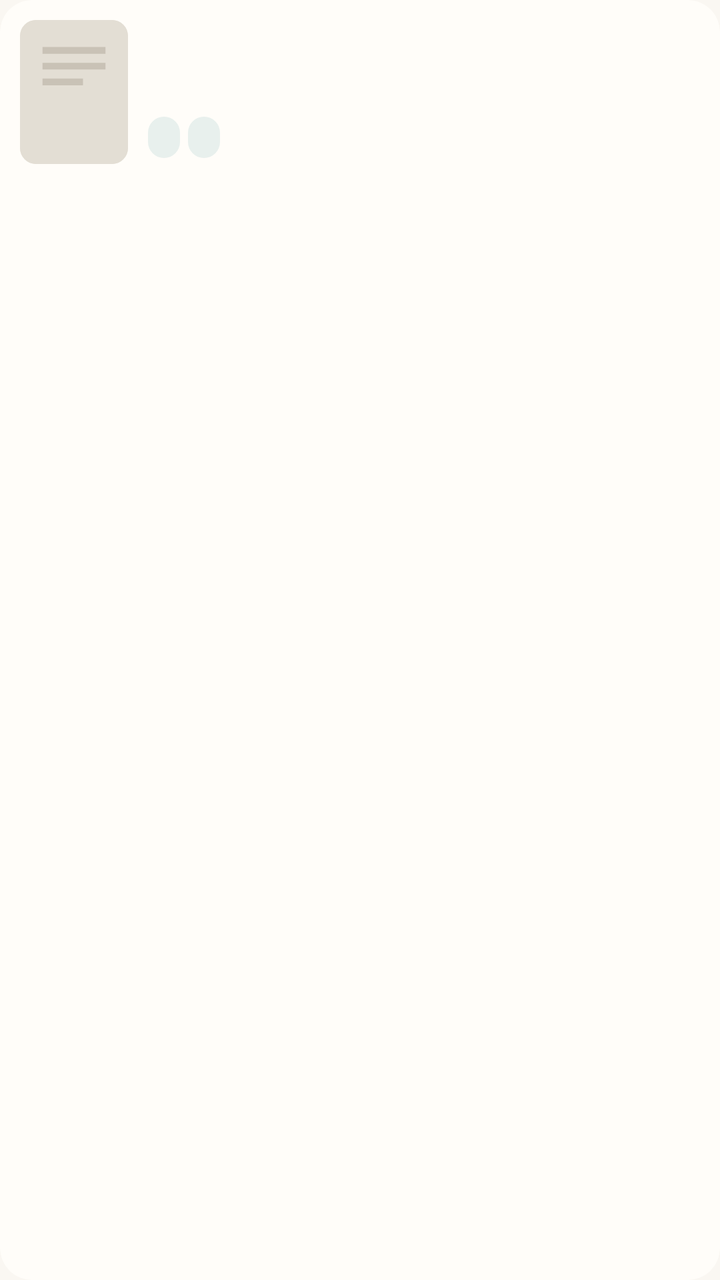
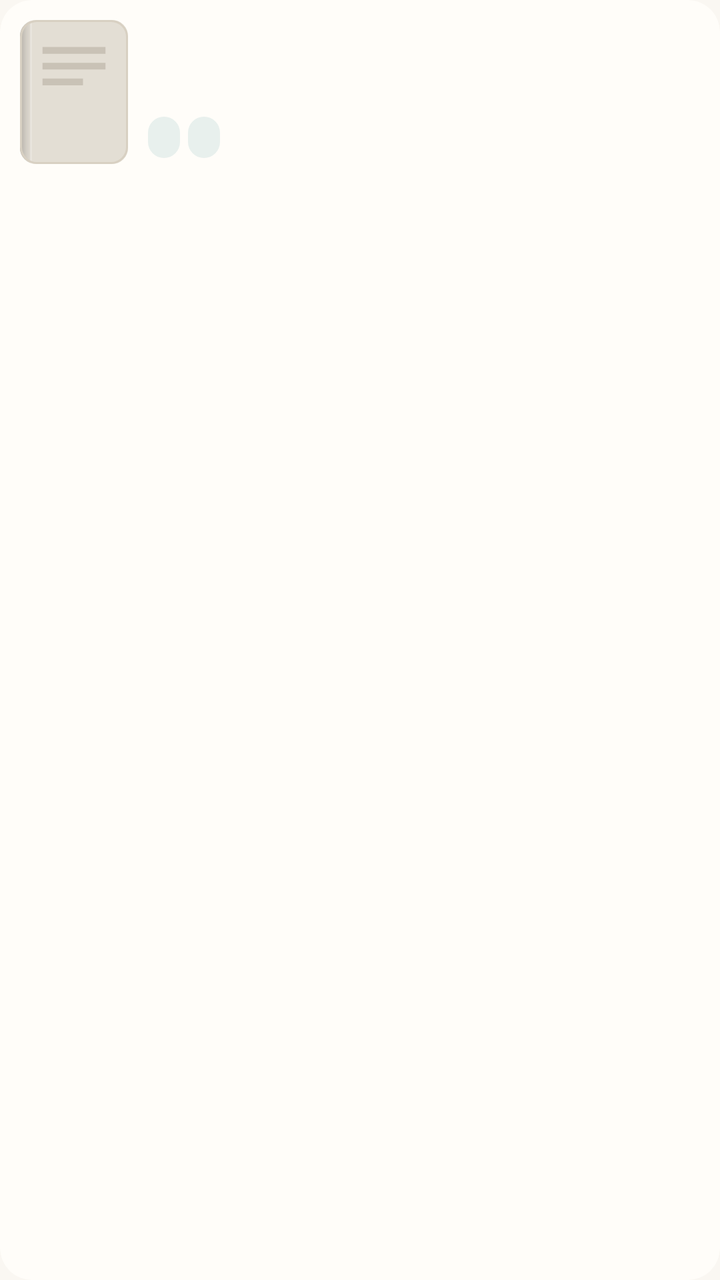

Screens rendered from an Android XML layout before and after an edit, with the pre-edit source and the edit as a unified diff.
<!-- AndroidManifest.xml: application theme Theme.Bookshelf -->
<!-- res/layout/item_book.xml -->
<?xml version="1.0" encoding="utf-8"?>
<androidx.cardview.widget.CardView xmlns:android="http://schemas.android.com/apk/res/android"
    xmlns:app="http://schemas.android.com/apk/res-auto"
    style="@style/Widget.Bookshelf.Card"
    android:layout_width="match_parent"
    android:layout_height="wrap_content"
    android:layout_marginHorizontal="@dimen/page_padding_list"
    android:layout_marginVertical="2dp"
    android:foreground="?attr/selectableItemBackground">

    <LinearLayout
        android:layout_width="match_parent"
        android:layout_height="wrap_content"
        android:orientation="horizontal"
        android:gravity="center_vertical"
        android:padding="10dp">

        <ImageView
            android:id="@+id/iv_cover"
            android:layout_width="54dp"
            android:layout_height="72dp"
            android:background="@drawable/bg_cover"
            android:clipToOutline="true"
            android:foreground="@drawable/bg_cover_stroke"
            android:importantForAccessibility="no"
            android:scaleType="centerCrop"
            android:src="@drawable/ic_cover_placeholder" />

        <LinearLayout
            android:layout_width="0dp"
            android:layout_height="wrap_content"
            android:layout_weight="1"
            android:layout_marginStart="10dp"
            android:orientation="vertical">

            <TextView
                android:id="@+id/tv_title"
                android:layout_width="match_parent"
                android:layout_height="wrap_content"
                android:textSize="@dimen/text_headline"
                android:fontFamily="serif"
                android:includeFontPadding="false"
                android:letterSpacing="0.02"
                android:textColor="?attr/on_surface"
                android:maxLines="2"
                android:ellipsize="end" />

            <TextView
                android:id="@+id/tv_author"
                android:layout_width="match_parent"
                android:layout_height="wrap_content"
                android:layout_marginTop="2dp"
                android:textSize="@dimen/text_body_small"
                android:textColor="?attr/on_surface_variant"
                android:maxLines="1"
                android:ellipsize="end" />

            <LinearLayout
                android:layout_width="match_parent"
                android:layout_height="wrap_content"
                android:layout_marginTop="6dp"
                android:orientation="horizontal">

                <TextView
                    android:id="@+id/tv_location"
                    android:layout_width="wrap_content"
                    android:layout_height="wrap_content"
                    android:background="@drawable/bg_chip"
                    android:paddingHorizontal="@dimen/space_sm"
                    android:paddingVertical="3dp"
                    android:textSize="@dimen/text_caption"
                    android:textColor="?attr/on_primary_container" />

                <TextView
                    android:id="@+id/tv_stock"
                    android:layout_width="wrap_content"
                    android:layout_height="wrap_content"
                    android:layout_marginStart="@dimen/space_xs"
                    android:background="@drawable/bg_chip"
                    android:paddingHorizontal="@dimen/space_sm"
                    android:paddingVertical="3dp"
                    android:textSize="@dimen/text_caption"
                    android:textColor="?attr/on_primary_container" />
            </LinearLayout>

            
            <LinearLayout
                android:id="@+id/tags_row"
                android:layout_width="match_parent"
                android:layout_height="wrap_content"
                android:layout_marginTop="@dimen/space_xs"
                android:orientation="horizontal"
                android:visibility="gone" />
        </LinearLayout>

        <TextView
            android:id="@+id/tv_rating"
            android:layout_width="wrap_content"
            android:layout_height="wrap_content"
            android:layout_marginStart="@dimen/space_sm"
            android:textSize="@dimen/text_body_small"
            android:textColor="?attr/accent_text" />
    </LinearLayout>
</androidx.cardview.widget.CardView>
<!-- resources referenced by this layout -->
<resources>
  <dimen name="page_padding_list">12dp</dimen>
  <dimen name="space_sm">8dp</dimen>
  <dimen name="space_xs">4dp</dimen>
  <dimen name="text_body_small">13sp</dimen>
  <dimen name="text_caption">11sp</dimen>
  <dimen name="text_headline">17sp</dimen>
  <dimen name="radius_sm">8dp</dimen>
  <color name="cover_placeholder_bg">#E9E3D8</color>
  <dimen name="card_corner">16dp</dimen>
  <color name="primary">#2E6E5C</color>
  <color name="primary_dark">#1F4D40</color>
  <color name="accent">#C08A3E</color>
  <color name="chip_bg">#E8F0ED</color>
  <color name="green_container">#E6F0EC</color>
  <color name="green_on_container">#1C4A3E</color>
  <color name="green_page">#FAF7F2</color>
  <color name="green_surface">#FFFDF9</color>
  <color name="green_surface_dim">#F3EEE6</color>
  <color name="green_outline">#E6E0D5</color>
  <color name="green_outline_strong">#D8D0C2</color>
  <color name="bg_page">#FAF7F2</color>
  <color name="surface">#FFFDF9</color>
  <color name="surface_dim">#F4F0E9</color>
  <color name="outline">#E6E0D5</color>
  <color name="outline_strong">#CFC5B4</color>
  <color name="text_main">#2B2B2B</color>
  <color name="text_sub">#6B6660</color>
  <color name="accent_text">#8A5A1A</color>
  <style name="Widget.Bookshelf.ChipGroup" parent="Widget.Material3.ChipGroup">
          <item name="chipSpacingHorizontal">8dp</item>
          <item name="chipSpacingVertical">4dp</item>
          <item name="singleLine">false</item>
      </style>
  <style name="ThemeOverlay.Bookshelf.BottomSheet" parent="ThemeOverlay.Material3.BottomSheetDialog">
          <item name="bottomSheetStyle">@style/Widget.Bookshelf.BottomSheet</item>
      </style>
  <style name="ShapeAppearance.Bookshelf.Medium" parent="ShapeAppearance.Material3.Corner.Medium">
          <item name="cornerSize">@dimen/radius_md</item>
      </style>
  <dimen name="radius_md">12dp</dimen>
  <style name="ShapeAppearance.Bookshelf.Pill" parent="ShapeAppearance.Material3.Corner.Full">
          <item name="cornerSize">50%</item>
      </style>
  <style name="Widget.Bookshelf.Button.Dialog" parent="Widget.Material3.Button.TextButton.Dialog">
          <item name="android:textSize">@dimen/text_body_small</item>
          <item name="android:textAllCaps">false</item>
      </style>
  <style name="ShapeAppearance.Bookshelf.Dialog" parent="ShapeAppearance.Material3.Corner.Large">
          <item name="cornerSize">@dimen/card_corner</item>
      </style>
  <dimen name="text_title_toolbar">16sp</dimen>
  <!-- unchanged entries left out for length: 16 -->
</resources>

<!-- the commit's change to res/layout/item_book.xml (unified diff, before → after) -->
@@ -15,16 +15,58 @@
         android:gravity="center_vertical"
         android:padding="10dp">
 
-        <ImageView
-            android:id="@+id/iv_cover"
+        <FrameLayout
+            android:id="@+id/cover_box"
             android:layout_width="54dp"
             android:layout_height="72dp"
             android:background="@drawable/bg_cover"
             android:clipToOutline="true"
-            android:foreground="@drawable/bg_cover_stroke"
-            android:importantForAccessibility="no"
-            android:scaleType="centerCrop"
-            android:src="@drawable/ic_cover_placeholder" />
+            android:foreground="@drawable/bg_cover_stroke">
+
+            <ImageView
+                android:id="@+id/iv_cover"
+                android:layout_width="match_parent"
+                android:layout_height="match_parent"
+                android:importantForAccessibility="no"
+                android:scaleType="centerCrop"
+                android:src="@drawable/ic_cover_placeholder" />
+
+            
+            <View
+                android:id="@+id/v_spine"
+                android:layout_width="6dp"
+                android:layout_height="match_parent"
+                android:layout_gravity="start"
+                android:background="@drawable/bg_book_spine" />
+
+            
+            <ProgressBar
+                android:id="@+id/pb_cover_progress"
+                style="?android:attr/progressBarStyleHorizontal"
+                android:layout_width="match_parent"
+                android:layout_height="2dp"
+                android:layout_gravity="bottom"
+                android:max="100"
+                android:progressBackgroundTint="@android:color/transparent"
+                android:progressDrawable="@drawable/progress_cover"
+                android:progressTint="?attr/colorPrimary"
+                android:visibility="gone" />
+
+            
+            <TextView
+                android:id="@+id/tv_progress_percent"
+                android:layout_width="wrap_content"
+                android:layout_height="wrap_content"
+                android:layout_gravity="bottom|end"
+                android:layout_marginEnd="3dp"
+                android:layout_marginBottom="5dp"
+                android:background="@drawable/bg_progress_badge"
+                android:paddingHorizontal="4dp"
+                android:paddingVertical="0dp"
+                android:textColor="#FFFFFF"
+                android:textSize="9sp"
+                android:visibility="gone" />
+        </FrameLayout>
 
         <LinearLayout
             android:layout_width="0dp"
<!-- resource entries referenced after the edit -->
@@ -6,6 +6,49 @@
   <dimen name="text_body_small">13sp</dimen>
   <dimen name="text_caption">11sp</dimen>
   <dimen name="text_headline">17sp</dimen>
+  <!-- drawable bg_book_spine (drawable) -->
+  <?xml version="1.0" encoding="utf-8"?>
+  <layer-list xmlns:android="http://schemas.android.com/apk/res/android">
+      <item>
+          <shape android:shape="rectangle">
+              <gradient
+                  android:angle="0"
+                  android:startColor="#33000000"
+                  android:centerColor="#14000000"
+                  android:endColor="#00000000" />
+          </shape>
+      </item>
+      <item
+          android:width="1dp"
+          android:gravity="end">
+          <shape android:shape="rectangle">
+              <solid android:color="#3DFFFFFF" />
+          </shape>
+      </item>
+  </layer-list>
+  <!-- drawable bg_progress_badge (drawable) -->
+  <?xml version="1.0" encoding="utf-8"?>
+  <shape xmlns:android="http://schemas.android.com/apk/res/android"
+      android:shape="rectangle">
+      <solid android:color="#CC1F3A30" />
+      <corners android:radius="8dp" />
+  </shape>
+  <!-- drawable progress_cover (drawable) -->
+  <?xml version="1.0" encoding="utf-8"?>
+  <layer-list xmlns:android="http://schemas.android.com/apk/res/android">
+      <item android:id="@android:id/background">
+          <shape android:shape="rectangle">
+              <solid android:color="#00000000" />
+          </shape>
+      </item>
+      <item android:id="@android:id/progress">
+          <clip>
+              <shape android:shape="rectangle">
+                  <solid android:color="#FFFFFFFF" />
+              </shape>
+          </clip>
+      </item>
+  </layer-list>
   <dimen name="radius_sm">8dp</dimen>
   <color name="cover_placeholder_bg">#E9E3D8</color>
   <dimen name="card_corner">16dp</dimen>
